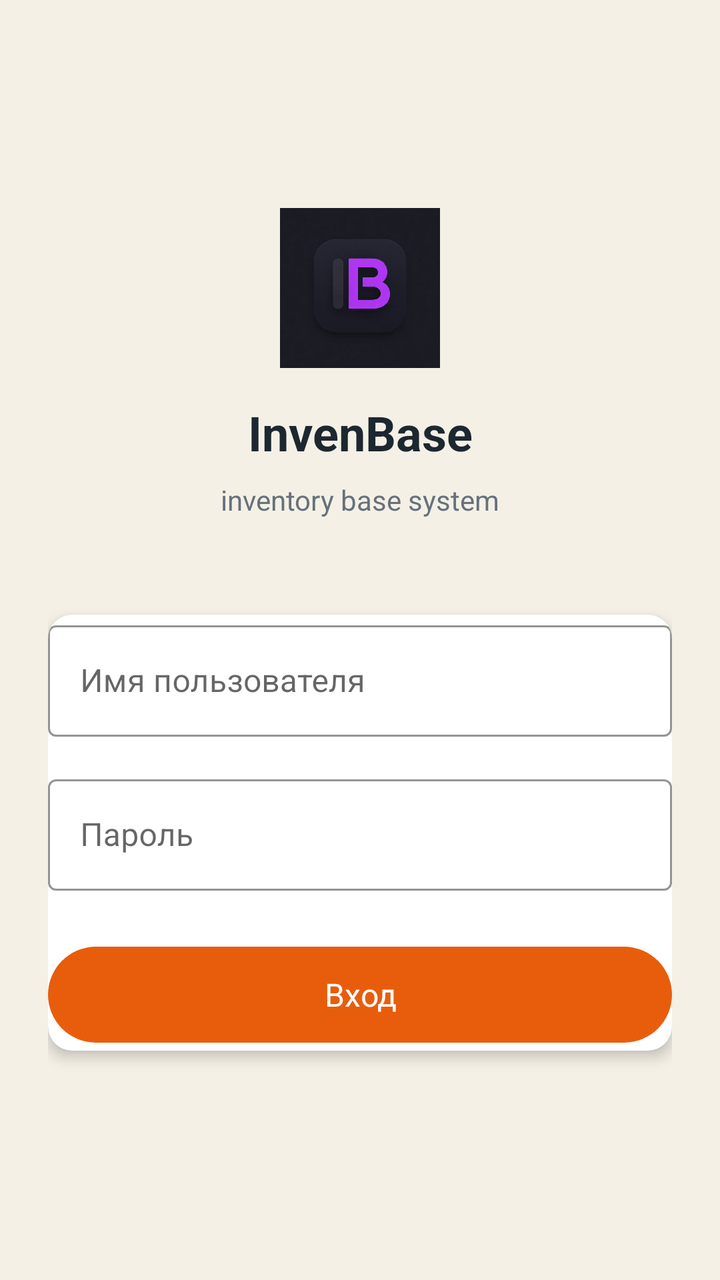
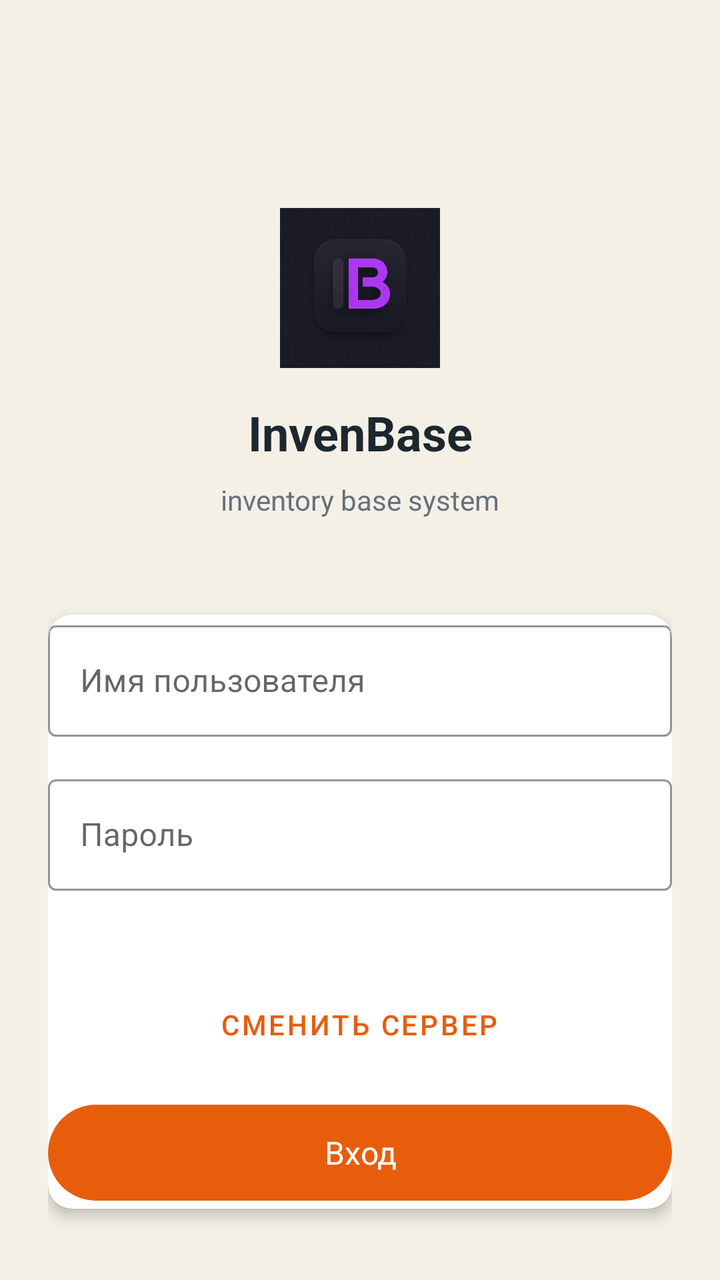

Compare the two renders of this Android layout. The source of the first and the diff that turns it into the second are given below.
<!-- AndroidManifest.xml: activity theme Theme.InvenBase -->
<!-- res/layout/activity_login.xml -->
<?xml version="1.0" encoding="utf-8"?>
<androidx.constraintlayout.widget.ConstraintLayout xmlns:android="http://schemas.android.com/apk/res/android"
    xmlns:app="http://schemas.android.com/apk/res-auto"
    android:layout_width="match_parent"
    android:layout_height="match_parent"
    android:background="@color/background"
    android:padding="24dp">

    <ImageView
        android:id="@+id/logo"
        android:layout_width="80dp"
        android:layout_height="80dp"
        android:src="@drawable/app_icon_logo"
        android:contentDescription="@string/app_name"
        app:layout_constraintEnd_toEndOf="parent"
        app:layout_constraintStart_toStartOf="parent"
        app:layout_constraintTop_toTopOf="parent"
        app:layout_constraintBottom_toTopOf="@id/text_title"
        android:layout_marginTop="80dp"
        android:layout_marginBottom="24dp" />

    <TextView
        android:id="@+id/text_title"
        android:layout_width="wrap_content"
        android:layout_height="wrap_content"
        android:text="@string/app_name"
        android:textColor="@color/text_primary"
        android:textSize="@dimen/text_size_title"
        android:textStyle="bold"
        app:layout_constraintEnd_toEndOf="parent"
        app:layout_constraintStart_toStartOf="parent"
        app:layout_constraintTop_toBottomOf="@id/logo"
        android:layout_marginTop="16dp" />

    <TextView
        android:id="@+id/text_subtitle"
        android:layout_width="wrap_content"
        android:layout_height="wrap_content"
        android:text="inventory base system"
        android:textColor="@color/text_secondary"
        android:textSize="@dimen/text_size_normal"
        app:layout_constraintEnd_toEndOf="parent"
        app:layout_constraintStart_toStartOf="parent"
        app:layout_constraintTop_toBottomOf="@id/text_title"
        android:layout_marginTop="8dp" />

    <com.google.android.material.card.MaterialCardView
        android:layout_width="0dp"
        android:layout_height="wrap_content"
        android:layout_marginTop="48dp"
        app:cardBackgroundColor="@color/card_bg"
        app:cardCornerRadius="12dp"
        app:cardElevation="4dp"
        app:layout_constraintEnd_toEndOf="parent"
        app:layout_constraintStart_toStartOf="parent"
        app:layout_constraintTop_toBottomOf="@id/text_subtitle"
        android:padding="24dp">

        <LinearLayout
            android:layout_width="match_parent"
            android:layout_height="wrap_content"
            android:orientation="vertical">

            <com.google.android.material.textfield.TextInputLayout
                android:layout_width="match_parent"
                android:layout_height="wrap_content"
                android:hint="@string/username"
                style="@style/Widget.MaterialComponents.TextInputLayout.OutlinedBox"
                app:boxStrokeColor="@color/primary"
                android:layout_marginBottom="16dp">

                <com.google.android.material.textfield.TextInputEditText
                    android:id="@+id/edit_username"
                    android:layout_width="match_parent"
                    android:layout_height="wrap_content"
                    android:inputType="text"
                    android:textColor="@color/text_primary"
                    android:textColorHint="@color/text_secondary" />
            </com.google.android.material.textfield.TextInputLayout>

            <com.google.android.material.textfield.TextInputLayout
                android:layout_width="match_parent"
                android:layout_height="wrap_content"
                android:hint="@string/password"
                style="@style/Widget.MaterialComponents.TextInputLayout.OutlinedBox"
                app:boxStrokeColor="@color/primary"
                android:layout_marginBottom="24dp">

                <com.google.android.material.textfield.TextInputEditText
                    android:id="@+id/edit_password"
                    android:layout_width="match_parent"
                    android:layout_height="wrap_content"
                    android:inputType="textPassword"
                    android:textColor="@color/text_primary"
                    android:textColorHint="@color/text_secondary" />
            </com.google.android.material.textfield.TextInputLayout>

            <com.google.android.material.button.MaterialButton
                android:id="@+id/button_login"
                android:layout_width="match_parent"
                android:layout_height="@dimen/button_height"
                android:text="@string/login"
                android:textSize="@dimen/text_size_medium"
                style="@style/Widget.Material3.Button" />

            <ProgressBar
                android:id="@+id/progress_bar"
                android:layout_width="wrap_content"
                android:layout_height="wrap_content"
                android:layout_gravity="center"
                android:layout_marginTop="16dp"
                android:visibility="gone" />
        </LinearLayout>
    </com.google.android.material.card.MaterialCardView>

</androidx.constraintlayout.widget.ConstraintLayout>
<!-- resources referenced by this layout -->
<resources>
  <color name="background">#F4F0E6</color>
  <color name="card_bg">#FFFFFF</color>
  <color name="primary">#E85D0C</color>
  <color name="text_primary">#1D2730</color>
  <color name="text_secondary">#66717B</color>
  <dimen name="button_height">56dp</dimen>
  <dimen name="text_size_medium">16sp</dimen>
  <dimen name="text_size_normal">14sp</dimen>
  <dimen name="text_size_title">24sp</dimen>
  <!-- drawable app_icon_logo: png bitmap (drawable, 449545 bytes) -->
  <string name="app_name">InvenBase</string>
  <string name="login">Вход</string>
  <string name="password">Пароль</string>
  <string name="username">Имя пользователя</string>
  <style name="Theme.InvenBase" parent="Theme.MaterialComponents.DayNight.NoActionBar">
          <item name="android:windowActionBar">false</item>
          <item name="windowActionBar">false</item>
          <item name="android:windowNoTitle">true</item>
          <item name="toolbarStyle">@style/InvenBaseActionBar</item>
          <item name="actionBarStyle">@style/InvenBaseActionBarStyle</item>
          <item name="colorPrimary">@color/primary</item>
          <item name="colorPrimaryDark">@color/primary_dark</item>
          <item name="colorAccent">@color/secondary</item>
          <item name="android:statusBarColor">@color/secondary</item>
          <item name="android:navigationBarColor">@color/background</item>
          <item name="android:windowBackground">@color/background</item>
          <item name="android:windowContentOverlay">@null</item>
          <item name="android:windowDrawsSystemBarBackgrounds">true</item>
          <item name="android:textColorPrimary">@color/text_primary</item>
          <item name="android:textColorSecondary">@color/text_secondary</item>
          
          <item name="colorSecondaryContainer">@color/secondary_container</item>
          <item name="colorOnSecondaryContainer">@color/text_primary</item>
          <item name="colorOutline">@color/outline</item>
      </style>
  <style name="InvenBaseActionBar" parent="Widget.MaterialComponents.Toolbar">
          <item name="logo">@null</item>
          <item name="navigationIcon">@null</item>
          <item name="android:background">@android:color/transparent</item>
      </style>
  <style name="InvenBaseActionBarStyle" parent="Widget.AppCompat.ActionBar.Solid">
          <item name="displayOptions">showTitle</item>
          <item name="logo">@null</item>
          <item name="android:background">@android:color/transparent</item>
      </style>
  <color name="primary_dark">#C84A08</color>
  <color name="secondary">#0077B8</color>
  <color name="secondary_container">#E6F4FB</color>
  <color name="outline">#4D1D2730</color>
</resources>

<!-- the commit's change to res/layout/activity_login.xml (unified diff, before → after) -->
@@ -95,6 +95,22 @@
                     android:textColorHint="@color/text_secondary" />
             </com.google.android.material.textfield.TextInputLayout>
 
+            <TextView
+                android:id="@+id/text_server_name"
+                android:layout_width="match_parent"
+                android:layout_height="wrap_content"
+                android:gravity="center"
+                android:textColor="@color/text_secondary" />
+
+            <com.google.android.material.button.MaterialButton
+                android:id="@+id/button_change_server"
+                style="@style/Widget.MaterialComponents.Button.TextButton"
+                android:layout_width="wrap_content"
+                android:layout_height="wrap_content"
+                android:layout_gravity="center_horizontal"
+                android:layout_marginBottom="12dp"
+                android:text="@string/change_server" />
+
             <com.google.android.material.button.MaterialButton
                 android:id="@+id/button_login"
                 android:layout_width="match_parent"
<!-- resource entries referenced after the edit -->
@@ -11,6 +11,7 @@
   <dimen name="text_size_title">24sp</dimen>
   <!-- drawable app_icon_logo: png bitmap (drawable, 449545 bytes) -->
   <string name="app_name">InvenBase</string>
+  <string name="change_server">Сменить сервер</string>
   <string name="login">Вход</string>
   <string name="password">Пароль</string>
   <string name="username">Имя пользователя</string>
